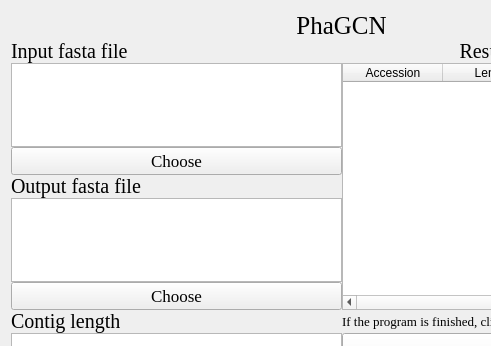
hzaurzli/MicroWorldOmics, file PhaGCN.ui: the form before one commit; both pictures show x 0 to 491 and y 0 to 346 of the 683 by 542 pixel window.
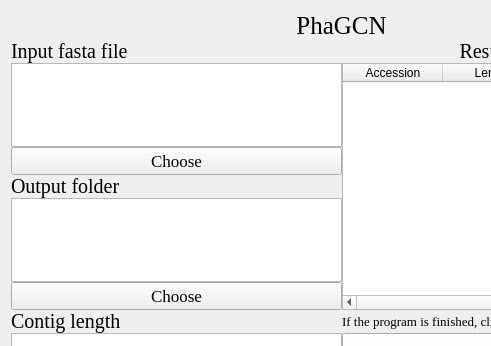
The form after the commit. Icons and pictures are not drawn.

```diff
--- a/PhaGCN.ui
+++ b/PhaGCN.ui
@@ -127,7 +127,7 @@
         </font>
        </property>
        <property name="text">
-        <string>Output fasta file</string>
+        <string>Output folder</string>
        </property>
        <property name="alignment">
         <set>Qt::AlignLeading|Qt::AlignLeft|Qt::AlignVCenter</set>
```
